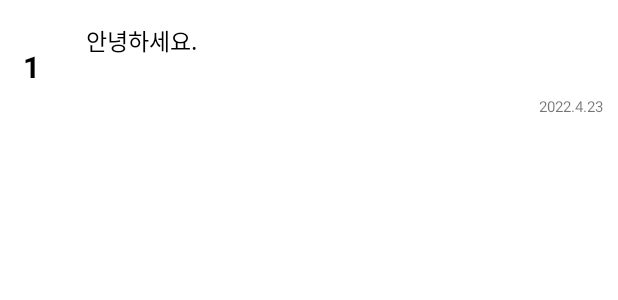
After one commit to cellodove/Room_Example, an Android app: the layout list_item.xml on its own in the app's theme, with its tools: preview values and no code run, on a phone screen of 412 x 824 dp. The commit adds this screen. Shown: the top 300 px of the screen. Run offline under Robolectric (Android 15) with nearby library versions, the phone set to English and light mode, and no system bars.

Commit message:
리사이클러뷰

```diff
--- a/app/src/main/java/com/peter/room_example/ui/MainActivity.kt
+++ b/app/src/main/java/com/peter/room_example/ui/MainActivity.kt
@@ -4,6 +4,7 @@ import androidx.appcompat.app.AppCompatActivity
 import android.os.Bundle
 import androidx.activity.viewModels
 import com.peter.room_example.R
+import com.peter.room_example.ui.loglist.LogListFragment
 
 class MainActivity : AppCompatActivity() {
     private val viewModel : MainViewModel by viewModels()
@@ -21,7 +22,8 @@ class MainActivity : AppCompatActivity() {
                 supportFragmentManager.beginTransaction().run {
                     when(step){
                         MainViewModel.FragmentStep.EDIT -> replace(R.id.fragment_container_view,EditFragment(),"edit_fragment")
-                        MainViewModel.FragmentStep.LOG -> replace(R.id.fragment_container_view,LogListFragment(),"log_list_fragment")
+                        MainViewModel.FragmentStep.LOG -> replace(R.id.fragment_container_view,
+                            LogListFragment(),"log_list_fragment")
                     }
                     commitNowAllowingStateLoss()
                 }
--- /dev/null
+++ b/app/src/main/res/layout/list_item.xml
@@ -0,0 +1,48 @@
+<?xml version="1.0" encoding="utf-8"?>
+<androidx.constraintlayout.widget.ConstraintLayout
+    android:id="@+id/container"
+    xmlns:android="http://schemas.android.com/apk/res/android"
+    android:layout_width="match_parent"
+    android:layout_height="wrap_content"
+    xmlns:app="http://schemas.android.com/apk/res-auto"
+    xmlns:tools="http://schemas.android.com/tools">
+
+    <TextView
+        android:id="@+id/id"
+        android:layout_width="wrap_content"
+        android:layout_height="wrap_content"
+        android:padding="15dp"
+        app:layout_constraintTop_toTopOf="parent"
+        app:layout_constraintBottom_toBottomOf="parent"
+        app:layout_constraintStart_toStartOf="parent"
+        app:layout_constraintEnd_toStartOf="@+id/log"
+        android:textColor="@color/black"
+        android:textStyle="bold"
+        android:textSize="20dp"
+        tools:text="1"/>
+    <TextView
+        android:id="@+id/log"
+        android:layout_width="0dp"
+        android:layout_height="wrap_content"
+        android:gravity="start"
+        android:padding="15dp"
+        app:layout_constraintTop_toTopOf="parent"
+        app:layout_constraintBottom_toTopOf="@+id/date"
+        app:layout_constraintStart_toEndOf="@+id/id"
+        app:layout_constraintEnd_toEndOf="parent"
+        tools:text="안녕하세요."
+        android:textColor="@color/black"
+        android:textSize="15dp"/>
+    <TextView
+        android:id="@+id/date"
+        android:layout_width="0dp"
+        android:layout_height="wrap_content"
+        android:gravity="end"
+        android:padding="10dp"
+        app:layout_constraintTop_toBottomOf="@+id/log"
+        app:layout_constraintEnd_toEndOf="parent"
+        app:layout_constraintStart_toEndOf="@+id/id"
+        tools:text="2022.4.23"
+        android:textSize="10dp"/>
+
+</androidx.constraintlayout.widget.ConstraintLayout>
```
Also changed, not shown: app/src/main/java/com/peter/room_example/ui/LogListFragment.kt (deleted, +0 -18 lines), app/src/main/java/com/peter/room_example/ui/loglist/LogAdapter.kt (added, +69 -0 lines), app/src/main/java/com/peter/room_example/ui/loglist/LogListFragment.kt (added, +42 -0 lines), app/src/main/res/layout/fragment_log.xml (+7 -3 lines).
